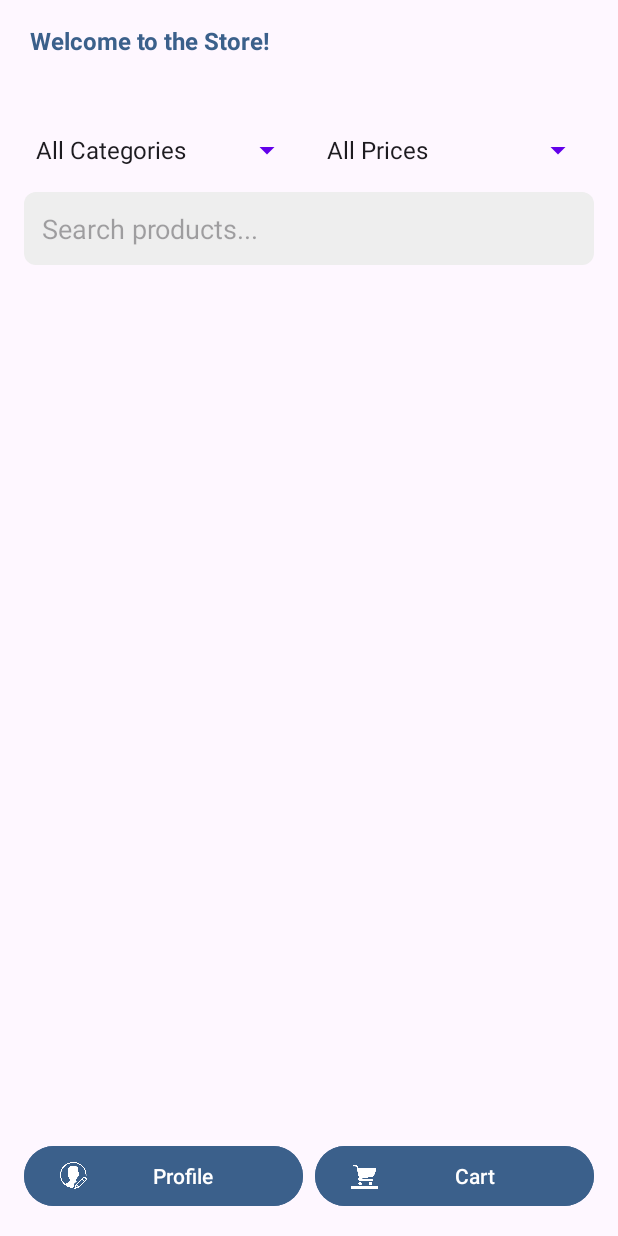
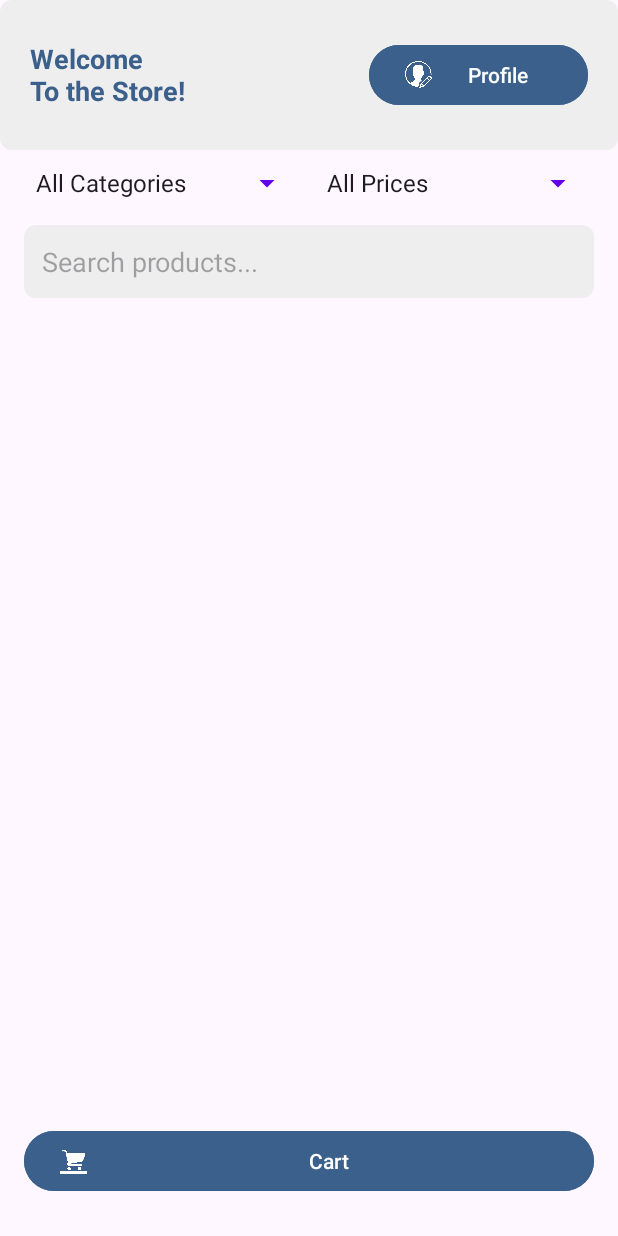
Before and after one commit to tannazetminan/WarehouseManagementSystem, an Android app: the CustomerHomeActivity screen opened directly, with no data from a screen before it, on a phone screen of 412 x 824 dp. Run offline under Robolectric (Android 15) with nearby library versions, the phone set to English and light mode, and no system bars; pictures from the network do not load; 1 statement that could not run was skipped.

Commit message:
changing style

```diff
--- a/app/src/main/java/com/example/warehousemanagementsystem/CustomerHomeActivity.kt
+++ b/app/src/main/java/com/example/warehousemanagementsystem/CustomerHomeActivity.kt
@@ -188,8 +188,6 @@ class CustomerHomeActivity : AppCompatActivity() {
     private fun fetchUserProfile() {
         val sharedPreferences = getSharedPreferences("UserPreferences", MODE_PRIVATE)
         val userId = sharedPreferences.getString("user_id", null)
-        Toast.makeText(this@CustomerHomeActivity, userId + " f", Toast.LENGTH_SHORT).show()
-
 
         if (userId != null) {
             apiService.getUserProfile(userId).enqueue(object : Callback<UserProfile> {
--- a/app/src/main/res/layout/activity_customer_home.xml
+++ b/app/src/main/res/layout/activity_customer_home.xml
@@ -4,28 +4,50 @@
     android:layout_height="match_parent">
 
     <!-- Header -->
+
+
+    <!-- Filters Section -->
+    <LinearLayout
+        android:id="@+id/titleLayout"
+        android:layout_width="match_parent"
+        android:layout_height="100dp"
+        android:background="@drawable/edit_text_bg"
+        android:orientation="horizontal"
+        android:padding="20dp">
+
         <TextView
             android:id="@+id/customerWelcomeText"
             android:layout_width="wrap_content"
             android:layout_height="wrap_content"
-        android:layout_marginStart="20dp"
-        android:layout_marginTop="16dp"
-        android:text="Welcome to the Store!"
+            android:layout_gravity="center|center_vertical"
+            android:layout_weight="0.8"
+            android:text="Welcome \nTo the Store!"
             android:textAlignment="textStart"
             android:textColor="@color/primaryColor"
-        android:textSize="16sp"
+            android:textSize="18sp"
             android:textStyle="bold" />
 
+        <Button
+            android:id="@+id/editProfileButton"
+            android:layout_width="wrap_content"
+            android:layout_height="48dp"
+            android:layout_gravity="center|center_vertical"
+            android:layout_weight="0.2"
+            android:backgroundTint="@color/primaryColor"
+            android:text="Profile"
+            android:textColor="#FFFFFF"
+            app:icon="@drawable/edit_profile" />
 
-    <!-- Filters Section -->
+    </LinearLayout>
+
     <LinearLayout
         android:id="@+id/filterSection"
         android:layout_width="match_parent"
         android:layout_height="wrap_content"
-        android:layout_below="@+id/customerWelcomeText"
+        android:layout_below="@+id/titleLayout"
         android:layout_marginHorizontal="16dp"
 
-        android:layout_marginTop="50dp"
+        android:layout_marginTop="10dp"
         android:orientation="horizontal">
 
         <!-- Category Filter -->
@@ -85,23 +107,10 @@
         android:orientation="horizontal">
 
         <Button
-            android:id="@+id/editProfileButton"
-            android:layout_width="0dp"
-            android:layout_height="wrap_content"
-            android:layout_weight="1"
-            android:backgroundTint="@color/primaryColor"
-            android:text="Profile"
-            android:textColor="#FFFFFF"
-            app:icon="@drawable/edit_profile" />
-
-        <View
-            android:layout_width="8dp"
-            android:layout_height="match_parent" />
-
-        <Button
             android:id="@+id/cartButton"
             android:layout_width="0dp"
-            android:layout_height="wrap_content"
+            android:layout_height="48dp"
+            android:layout_marginBottom="10dp"
             android:layout_weight="1"
             android:backgroundTint="@color/primaryColor"
             android:text="Cart"
```
Also changed, not shown: app/src/main/res/drawable/profile_icon.png (added). Lines whose indentation alone changed are shown as unchanged.
